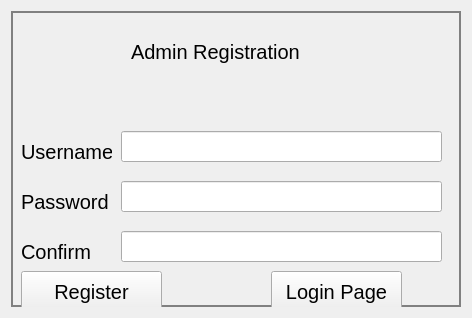
Old version of the form regi.ui in the repository poshan12635/project.
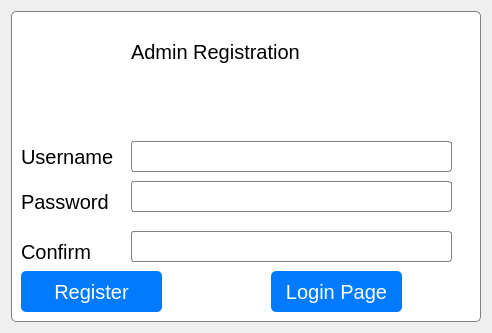
New version of the form. Icons and pictures are not drawn.

Patch:
```diff
--- a/regi.ui
+++ b/regi.ui
@@ -6,8 +6,8 @@
    <rect>
     <x>0</x>
     <y>0</y>
-    <width>472</width>
-    <height>318</height>
+    <width>492</width>
+    <height>333</height>
    </rect>
   </property>
   <property name="windowTitle">
@@ -29,7 +29,36 @@
    <item>
     <widget class="QGroupBox" name="groupBox">
      <property name="styleSheet">
-      <string notr="true">background-image: url(:/database/576.webp);</string>
+      <string notr="true">QGroupBox {
+    background-color: white;
+    border: 1px solid gray; /* Optional: adds a border */
+    border-radius: 5px; /* Optional: rounds the corners */
+}
+
+QGroupBox::title {
+    background-color: transparent;
+    subcontrol-origin: margin;
+    padding: 5px; /* Adds spacing around the title */
+}
+
+QGroupBox QLabel {
+    font-size: 18px; /* Adjust label font size */
+    color: black; /* Change label text color */
+}
+
+QGroupBox QLineEdit {
+    background-color: white;
+    border: 1px solid gray;
+    border-radius: 3px;
+    padding: 3px; /* Adds inner padding for text input */
+}
+QGroupBox QPushButton {
+    background-color: #007BFF; /* Blue background */
+    color: white; /* White text */
+    border: none;
+    border-radius: 5px;
+    padding: 5px 10px;
+}</string>
      </property>
      <property name="title">
       <string/>
@@ -56,8 +85,8 @@
        <rect>
         <x>10</x>
         <y>120</y>
-        <width>91</width>
-        <height>41</height>
+        <width>101</width>
+        <height>51</height>
        </rect>
       </property>
       <property name="styleSheet">
@@ -73,7 +102,7 @@
        <rect>
         <x>10</x>
         <y>170</y>
-        <width>91</width>
+        <width>101</width>
         <height>41</height>
        </rect>
       </property>
@@ -105,8 +134,8 @@
      <widget class="QLineEdit" name="lineEdit">
       <property name="geometry">
        <rect>
-        <x>110</x>
-        <y>120</y>
+        <x>120</x>
+        <y>130</y>
         <width>321</width>
         <height>31</height>
        </rect>
@@ -115,7 +144,7 @@
      <widget class="QLineEdit" name="lineEdit_2">
       <property name="geometry">
        <rect>
-        <x>110</x>
+        <x>120</x>
         <y>170</y>
         <width>321</width>
         <height>31</height>
@@ -125,7 +154,7 @@
      <widget class="QLineEdit" name="lineEdit_3">
       <property name="geometry">
        <rect>
-        <x>110</x>
+        <x>120</x>
         <y>220</y>
         <width>321</width>
         <height>31</height>
```
Left out of the diff: 14 changed lines with no effect on the pictures.
